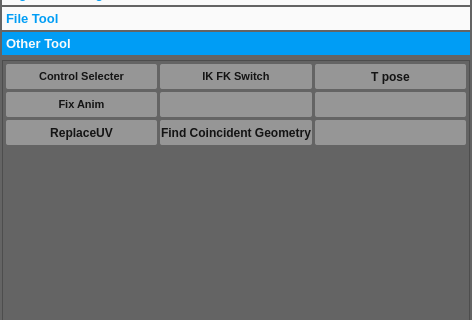
Above: RootUI.ui from zclongpop123/RiggingTeamTools before the change; both pictures show x 0 to 472 and y 228 to 548 of the 472 by 682 pixel window. Below: the same form after it.
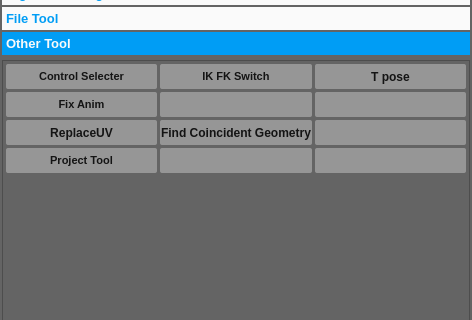
That is the form after the change. The open tabs and pages were chosen to show the change.

Commit message: add project tool...

```diff
--- a/RootUI.ui
+++ b/RootUI.ui
@@ -2624,6 +2624,96 @@
                  </item>
                  <item>
                   <widget class="QPushButton" name="pushButton_15">
+                   <property name="enabled">
+                    <bool>false</bool>
+                   </property>
+                   <property name="minimumSize">
+                    <size>
+                     <width>0</width>
+                     <height>25</height>
+                    </size>
+                   </property>
+                   <property name="maximumSize">
+                    <size>
+                     <width>16777215</width>
+                     <height>25</height>
+                    </size>
+                   </property>
+                   <property name="text">
+                    <string/>
+                   </property>
+                  </widget>
+                 </item>
+                </layout>
+               </item>
+               <item>
+                <layout class="QHBoxLayout" name="horizontalLayout_21">
+                 <property name="spacing">
+                  <number>3</number>
+                 </property>
+                 <item>
+                  <widget class="QPushButton" name="btn_ProjectTool">
+                   <property name="sizePolicy">
+                    <sizepolicy hsizetype="Minimum" vsizetype="Minimum">
+                     <horstretch>0</horstretch>
+                     <verstretch>0</verstretch>
+                    </sizepolicy>
+                   </property>
+                   <property name="minimumSize">
+                    <size>
+                     <width>0</width>
+                     <height>25</height>
+                    </size>
+                   </property>
+                   <property name="maximumSize">
+                    <size>
+                     <width>16777215</width>
+                     <height>25</height>
+                    </size>
+                   </property>
+                   <property name="font">
+                    <font>
+                     <pointsize>8</pointsize>
+                     <weight>75</weight>
+                     <italic>false</italic>
+                     <bold>true</bold>
+                    </font>
+                   </property>
+                   <property name="styleSheet">
+                    <string notr="true"/>
+                   </property>
+                   <property name="text">
+                    <string>Project Tool</string>
+                   </property>
+                  </widget>
+                 </item>
+                 <item>
+                  <widget class="QPushButton" name="pushButton_16">
+                   <property name="enabled">
+                    <bool>false</bool>
+                   </property>
+                   <property name="minimumSize">
+                    <size>
+                     <width>0</width>
+                     <height>25</height>
+                    </size>
+                   </property>
+                   <property name="maximumSize">
+                    <size>
+                     <width>16777215</width>
+                     <height>25</height>
+                    </size>
+                   </property>
+                   <property name="text">
+                    <string/>
+                   </property>
+                  </widget>
+                 </item>
+                 <item>
+                  <widget class="QPushButton" name="pushButton_17">
+                   <property name="enabled">
+                    <bool>false</bool>
+                   </property>
                    <property name="minimumSize">
                     <size>
                      <width>0</width>
```
Left out of the diff: 32 changed lines with no effect on the pictures. The commit also changes 7 other files.
